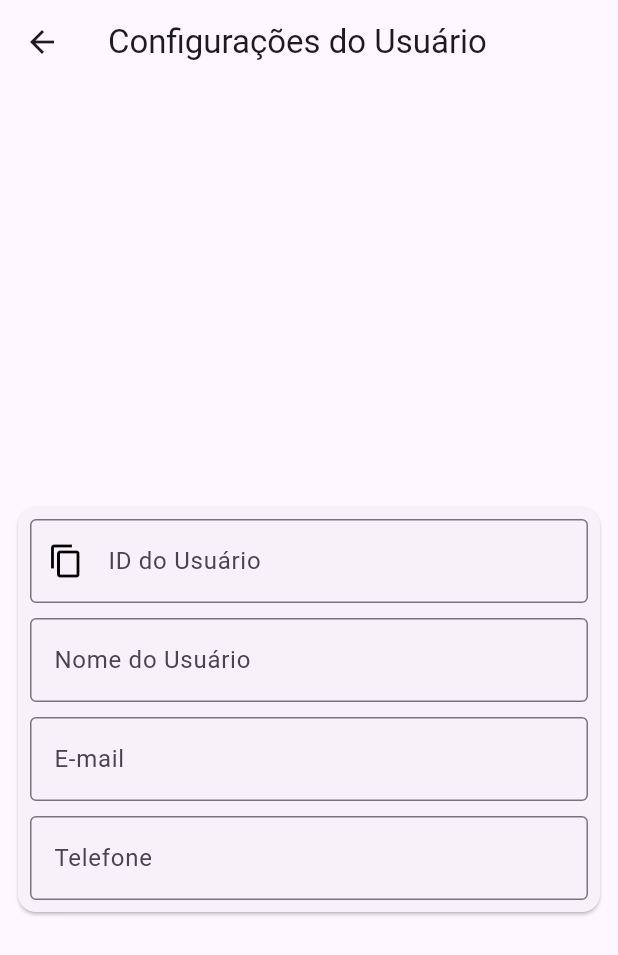
After one commit to viniciuscarrieri/TRAVELFILE, a Flutter app: the UserConfigPage screen opened by its route, on a phone screen of 412 x 824 dp. The commit adds this screen. Shown: the top 955 px of the screen. Run offline on Flutter 3.47's test engine with Material 3 defaults, Android fonts, the phone set to English and light mode, and no system bars; our stand-ins replace cloud_firestore, file_picker, firebase_auth, firebase_core, firebase_storage, open_file and 1 more; missing offline and left inert: firebase_app_check, flutter_pdfview; accounts and stored records are empty.

Commit message:
dia06.01

```diff
--- a/lib/app_widget.dart
+++ b/lib/app_widget.dart
@@ -15,6 +15,7 @@ import 'package:travelfile/ingressos_page.dart';
 import 'package:travelfile/login_page.dart';
 import 'package:travelfile/seguro_page.dart';
 import 'package:travelfile/translado_page.dart';
+import 'package:travelfile/user_config.dart';
 
 class AppWidget extends StatefulWidget {
   const AppWidget({super.key});
@@ -54,6 +55,7 @@ class _AppWidgetState extends State<AppWidget> {
             '/cad_carro': (context) => CadCarroPage(),
             '/cad_ingressos': (context) => CadIngressosPage(),
             '/cad_seguro': (context) => CadSeguroPage(),
+            '/user_config': (context) => UserConfigPage(),
           },
         );
       },
--- a/lib/main.dart
+++ b/lib/main.dart
@@ -7,6 +7,7 @@ import 'package:firebase_app_check/firebase_app_check.dart';
 main() async {
   WidgetsFlutterBinding.ensureInitialized();
   await Firebase.initializeApp(options: DefaultFirebaseOptions.currentPlatform);
+
   await FirebaseAppCheck.instance.activate(
     webProvider: ReCaptchaV3Provider(
       '6Lfq2v0lAAAAAEE1Xk4g7q5x8r9a1j4nqz0e2f8g',
--- /dev/null
+++ b/lib/user_config.dart
@@ -0,0 +1,118 @@
+import 'package:firebase_auth/firebase_auth.dart';
+import 'package:flutter/material.dart';
+import 'package:flutter/services.dart';
+
+class UserConfigPage extends StatefulWidget {
+  const UserConfigPage({super.key});
+
+  @override
+  State<UserConfigPage> createState() => _UserConfigPageState();
+}
+
+class _UserConfigPageState extends State<UserConfigPage> {
+  final auth = FirebaseAuth.instance;
+
+  String email = '';
+  String uid = '';
+  String name = '';
+  String phone = '';
+
+  @override
+  Widget _body() {
+    return SingleChildScrollView(
+      child: SizedBox(
+        width: MediaQuery.of(context).size.width,
+        height: MediaQuery.of(context).size.height,
+        child: Padding(
+          padding: const EdgeInsets.all(8.0),
+          child: Column(
+            mainAxisAlignment: MainAxisAlignment.center,
+            children: [
+              Container(height: 10),
+              Card(
+                child: Padding(
+                  padding: const EdgeInsets.all(8.0),
+                  child: Column(
+                    children: [
+                      TextField(
+                        controller: TextEditingController(
+                          text: uid = '${auth.currentUser!.uid}',
+                        ),
+                        enableInteractiveSelection: false,
+                        decoration: InputDecoration(
+                          labelText: 'ID do Usuário',
+                          border: OutlineInputBorder(),
+                          prefixIcon: Icon(
+                            Icons.content_copy,
+                            color: Colors.black,
+                          ),
+                        ),
+                        onTap: () {
+                          Clipboard.setData(ClipboardData(text: uid));
+                          ScaffoldMessenger.of(context).showSnackBar(
+                            SnackBar(
+                              content: Text(
+                                'ID copiado para a área de transferência',
+                              ),
+                            ),
+                          );
+                        },
+                      ),
+                      Container(height: 10),
+                      TextField(
+                        controller: TextEditingController(
+                          text: '${auth.currentUser!.displayName}',
+                        ),
+                        decoration: InputDecoration(
+                          labelText: 'Nome do Usuário',
+                          border: OutlineInputBorder(),
+                        ),
+                        onChanged: (text) {
+                          name = text;
+                        },
+                      ),
+                      Container(height: 10),
+                      TextField(
+                        controller: TextEditingController(
+                          text: '${auth.currentUser!.email}',
+                        ),
+                        decoration: InputDecoration(
+                          labelText: 'E-mail',
+                          border: OutlineInputBorder(),
+                        ),
+                        onChanged: (text) {
+                          email = text;
+                        },
+                      ),
+                      Container(height: 10),
+                      TextField(
+                        controller: TextEditingController(
+                          text: '${auth.currentUser!.phoneNumber}',
+                        ),
+                        decoration: InputDecoration(
+                          labelText: 'Telefone',
+                          border: OutlineInputBorder(),
+                        ),
+                        onChanged: (text) {
+                          phone = text;
+                        },
+                      ), // Add more settings options here
+                    ],
+                  ),
+                ),
+              ),
+            ],
+          ),
+        ),
+      ),
+    );
+  }
+
+  @override
+  Widget build(BuildContext context) {
+    return Scaffold(
+      appBar: AppBar(title: Text('Configurações do Usuário')),
+      body: Stack(children: [_body()]),
+    );
+  }
+}
```
Also changed, not shown: lib/home_page.dart (+15 -6 lines), lib/login_page.dart (+48 -11 lines).
